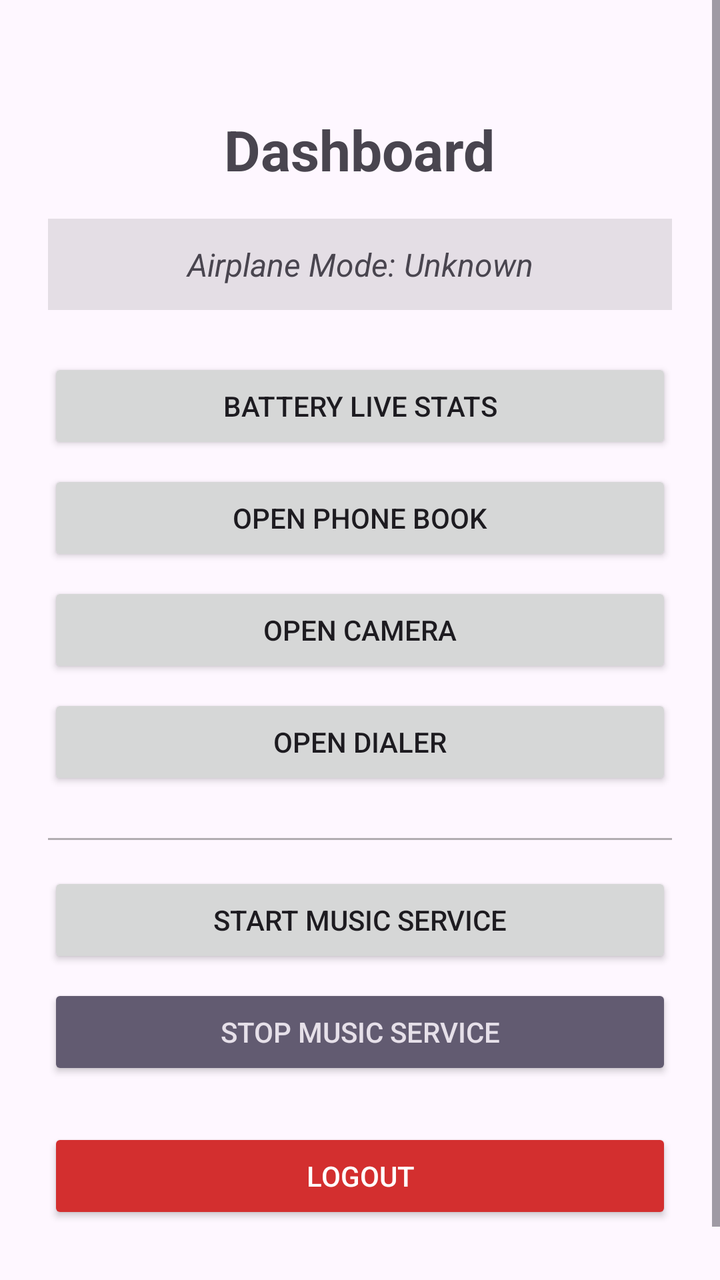
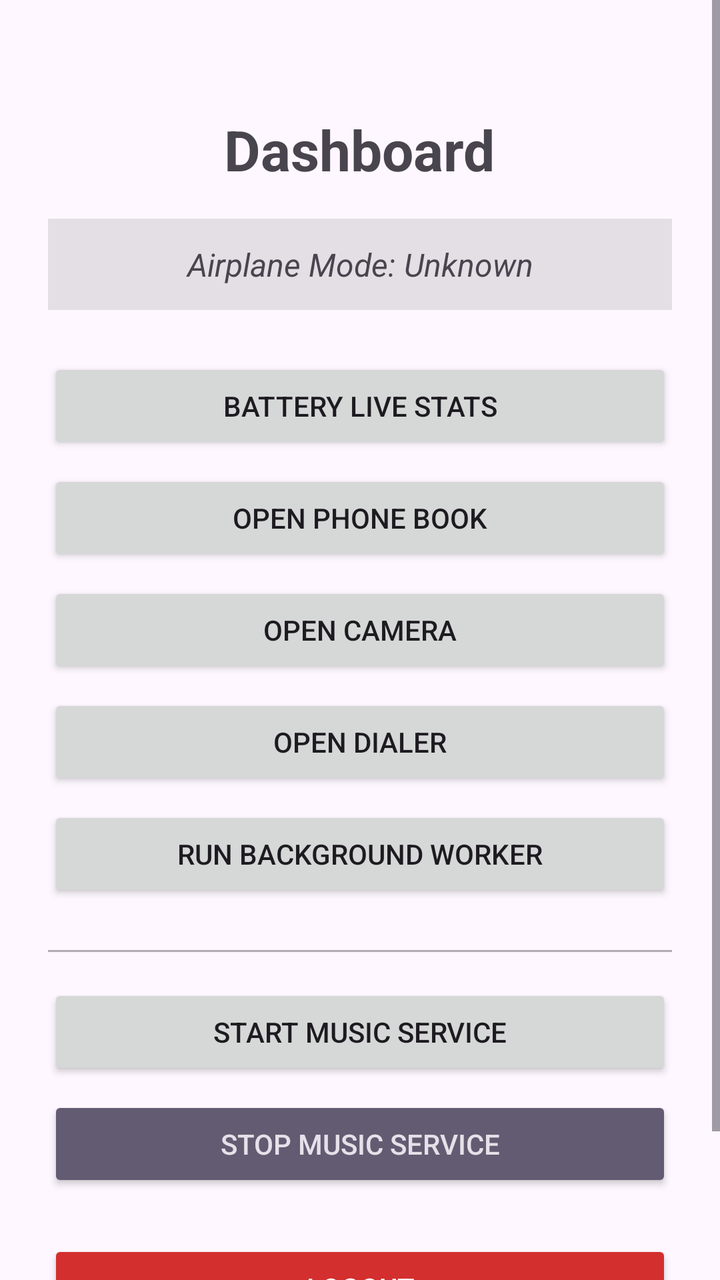

An Android layout rendered at two revisions. The XML below is the earlier revision; the diff shows what the commit changed to produce the second picture.
<!-- AndroidManifest.xml: application theme Theme.IntentDemo2 -->
<!-- res/layout/activity_main3.xml -->
<?xml version="1.0" encoding="utf-8"?>
<ScrollView xmlns:android="http://schemas.android.com/apk/res/android"
    xmlns:app="http://schemas.android.com/apk/res-auto"
    xmlns:tools="http://schemas.android.com/tools"
    android:id="@+id/main"
    android:layout_width="match_parent"
    android:layout_height="match_parent"
    android:fillViewport="true"
    tools:context=".MainActivity3">

    <androidx.appcompat.widget.LinearLayoutCompat
        android:layout_width="match_parent"
        android:layout_height="wrap_content"
        android:orientation="vertical"
        android:gravity="center_horizontal"
        android:padding="24dp">
        
        
        <TextView
            android:layout_width="wrap_content"
            android:layout_height="wrap_content"
            android:text="Dashboard"
            android:textSize="28sp"
            android:textStyle="bold"
            android:layout_marginTop="32dp"
            android:layout_marginBottom="16dp" />

        <TextView
            android:id="@+id/tvAirplaneMode"
            android:layout_width="match_parent"
            android:layout_height="wrap_content"
            android:gravity="center"
            android:padding="12dp"
            android:background="#1A000000"
            android:textSize="16sp"
            android:textStyle="italic"
            android:layout_marginBottom="24dp"
            android:text="Airplane Mode: Unknown" />

        
        <Button
            android:id="@+id/btnBattery"
            android:layout_width="match_parent"
            android:layout_height="wrap_content"
            android:padding="12dp"
            android:layout_marginBottom="8dp"
            android:text="Battery Live Stats" />

        <Button
            android:id="@+id/btnPhoneBook"
            android:layout_width="match_parent"
            android:layout_height="wrap_content"
            android:padding="12dp"
            android:layout_marginBottom="8dp"
            android:text="Open Phone Book" />

        <Button
            android:id="@+id/btnCamera"
            android:layout_width="match_parent"
            android:layout_height="wrap_content"
            android:padding="12dp"
            android:layout_marginBottom="8dp"
            android:text="Open Camera" />

        <Button
            android:id="@+id/btnDial"
            android:layout_width="match_parent"
            android:layout_height="wrap_content"
            android:padding="12dp"
            android:layout_marginBottom="8dp"
            android:text="Open Dialer" />

        <View
            android:layout_width="match_parent"
            android:layout_height="1dp"
            android:background="#4D000000"
            android:layout_marginTop="16dp"
            android:layout_marginBottom="16dp" />

        <Button
            android:id="@+id/btnStartService"
            android:layout_width="match_parent"
            android:layout_height="wrap_content"
            android:padding="12dp"
            android:layout_marginBottom="8dp"
            android:text="Start Music Service" />

        <Button
            android:id="@+id/btnStopService"
            android:layout_width="match_parent"
            android:layout_height="wrap_content"
            android:padding="12dp"
            android:layout_marginBottom="24dp"
            style="@style/Widget.AppCompat.Button.Colored"
            android:text="Stop Music Service" />

        <Button
            android:id="@+id/btnLogout"
            android:layout_width="match_parent"
            android:layout_height="wrap_content"
            android:padding="12dp"
            android:layout_marginBottom="32dp"
            android:backgroundTint="#D32F2F"
            android:textColor="#FFFFFF"
            android:text="Logout" />

    </androidx.appcompat.widget.LinearLayoutCompat>
</ScrollView>
<!-- resources referenced by this layout -->
<resources>
  <style name="Theme.IntentDemo2" parent="Base.Theme.IntentDemo2" />
  <style name="Base.Theme.IntentDemo2" parent="Theme.Material3.DayNight.NoActionBar">
          
          
      </style>
</resources>

<!-- the commit's change to res/layout/activity_main3.xml (unified diff, before → after) -->
@@ -70,6 +70,14 @@
             android:layout_marginBottom="8dp"
             android:text="Open Dialer" />
 
+        <Button
+            android:id="@+id/btnTestWorker"
+            android:layout_width="match_parent"
+            android:layout_height="wrap_content"
+            android:padding="12dp"
+            android:layout_marginBottom="8dp"
+            android:text="Run Background Worker" />
+
         <View
             android:layout_width="match_parent"
             android:layout_height="1dp"
